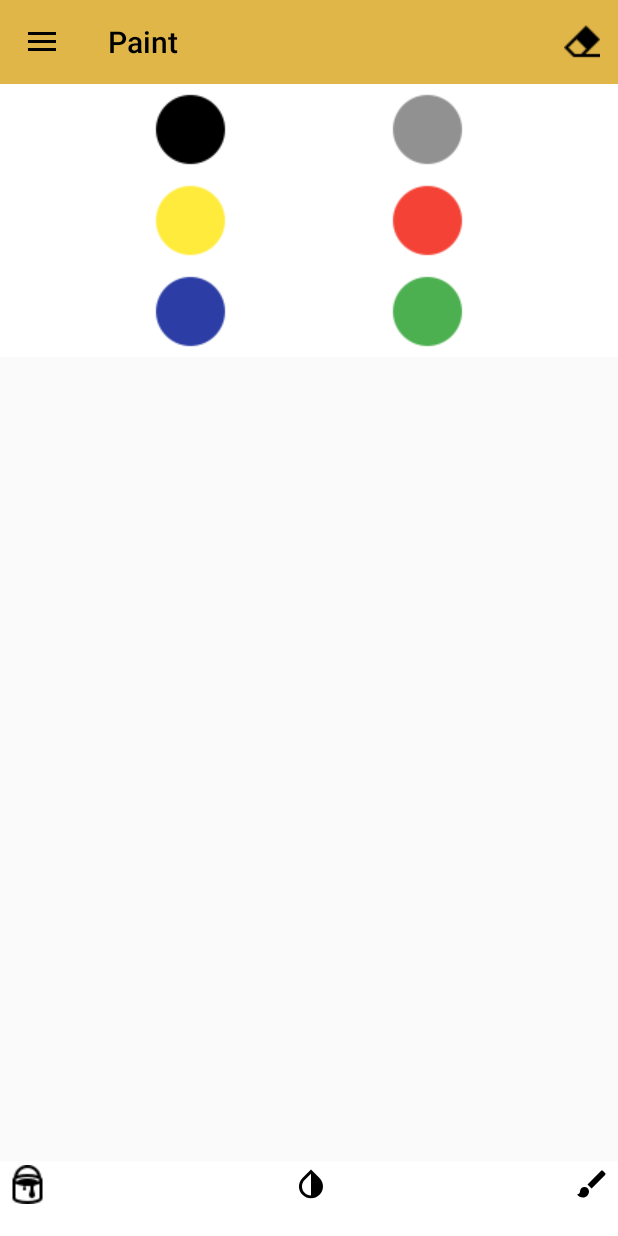
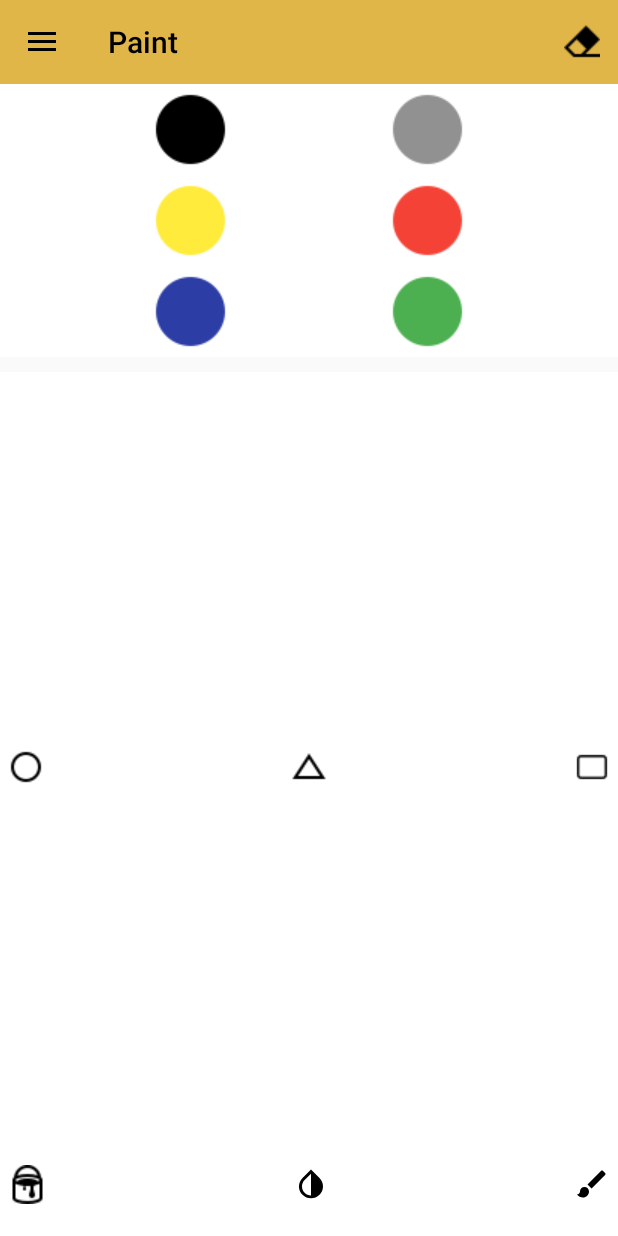
Before and after one commit to DuarteOlival99/Paint-grupo8, an Android app: the fragment PaleteFragment placed in its activity, on a phone screen of 412 x 824 dp. Run offline under Robolectric (Android 15) with nearby library versions, the phone set to English and light mode, and no system bars; our stand-ins replace ButterKnife; libraries missing offline, so code that uses them is left out: yuku.ambilwarna.

Commit message:
Formas Criadas: Circulo, Triangulo e Quadrado e está a desenhar

```diff
--- a/app/src/main/java/com/example/paint/ui/fragments/CanvasFragment.kt
+++ b/app/src/main/java/com/example/paint/ui/fragments/CanvasFragment.kt
@@ -7,6 +7,7 @@ import android.view.View
 import android.view.ViewGroup
 import androidx.fragment.app.Fragment
 import androidx.lifecycle.ViewModelProviders
+import butterknife.OnClick
 import com.example.paint.R
 import com.example.paint.ui.listeners.GestureListener
 import com.example.paint.ui.utils.MyCanvasView
--- a/app/src/main/res/layout/fragment_palete.xml
+++ b/app/src/main/res/layout/fragment_palete.xml
@@ -88,6 +88,50 @@
     </androidx.constraintlayout.widget.ConstraintLayout>
 
     <androidx.constraintlayout.widget.ConstraintLayout
+        android:id="@+id/palete_formas"
+        android:layout_width="match_parent"
+        android:layout_height="wrap_content"
+        android:layout_below="@+id/cores"
+        android:layout_above="@id/palete_vertical"
+        android:background="@color/white"
+        android:layout_marginTop="10dp"
+        >
+        <TextView
+            android:id="@+id/circulo"
+            android:layout_width="wrap_content"
+            android:layout_height="wrap_content"
+            app:layout_constraintLeft_toLeftOf="parent"
+            app:layout_constraintTop_toTopOf="parent"
+            app:layout_constraintBottom_toBottomOf="parent"
+            android:background="@drawable/ic_circle"
+            android:layout_marginStart="5dp">
+        </TextView>
+
+        <TextView
+            android:id="@+id/triangulo"
+            android:layout_width="wrap_content"
+            android:layout_height="wrap_content"
+            app:layout_constraintLeft_toRightOf="@id/circulo"
+            app:layout_constraintTop_toTopOf="parent"
+            app:layout_constraintBottom_toBottomOf="parent"
+            app:layout_constraintRight_toLeftOf="@id/quadrado"
+            android:background="@drawable/ic_triangle">
+        </TextView>
+
+
+        <TextView
+            android:id="@+id/quadrado"
+            android:layout_width="wrap_content"
+            android:layout_height="wrap_content"
+            app:layout_constraintRight_toRightOf="parent"
+            app:layout_constraintTop_toTopOf="parent"
+            app:layout_constraintBottom_toBottomOf="parent"
+            android:layout_marginEnd="5dp"
+            android:background="@drawable/ic_square">
+        </TextView>
+    </androidx.constraintlayout.widget.ConstraintLayout>
+
+    <androidx.constraintlayout.widget.ConstraintLayout
         android:id="@+id/palete_vertical"
         android:layout_width="match_parent"
         android:layout_height="50dp"
```
Also changed, not shown: app/src/main/java/com/example/paint/data/local/list/ListStorage.kt (+25 -0 lines), app/src/main/java/com/example/paint/ui/fragments/PaleteFragment.kt (+26 -0 lines), app/src/main/java/com/example/paint/ui/listeners/GestureListener.kt (+20 -0 lines), app/src/main/java/com/example/paint/ui/utils/MyCanvasView.kt (+54 -3 lines), app/src/main/java/com/example/paint/ui/viewmodels/logic/PaintLogic.kt (+12 -0 lines), app/src/main/java/com/example/paint/ui/viewmodels/viewmodels/PaintViewModel.kt (+12 -0 lines), app/src/main/res/drawable-v24/ic_circle.png (added), app/src/main/res/drawable-v24/ic_square.png (added), app/src/main/res/drawable-v24/ic_triangle.png (added).
